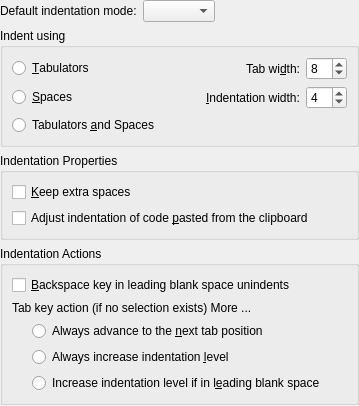
This is src/dialogs/indentationconfigwidget.ui in KDE/ktexteditor as Qt 5 draws it before an edit. The edited form follows.
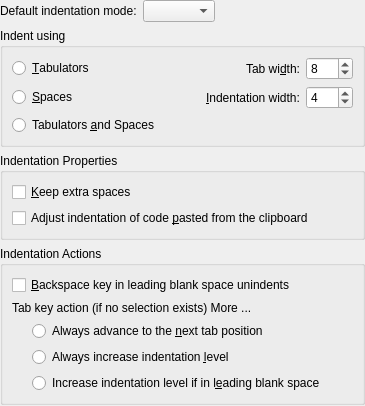
This is the edited form. Custom widgets are drawn as their Qt base class.

Commit message:
Increase maximum indentation width to 200
Indentation widths greater than 16 may be useful when e.g. tabs are used as column separators for long strings

```diff
--- a/src/dialogs/indentationconfigwidget.ui
+++ b/src/dialogs/indentationconfigwidget.ui
@@ -112,7 +112,7 @@
          <number>1</number>
         </property>
         <property name="maximum">
-         <number>16</number>
+         <number>200</number>
         </property>
         <property name="value">
          <number>8</number>
@@ -128,7 +128,7 @@
          <number>1</number>
         </property>
         <property name="maximum">
-         <number>16</number>
+         <number>200</number>
         </property>
         <property name="value">
          <number>4</number>
```
The commit also changes 1 other file.
